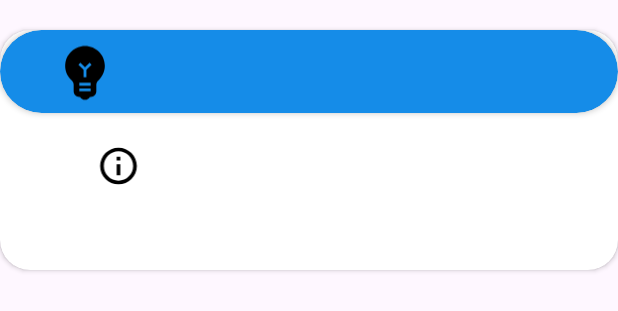
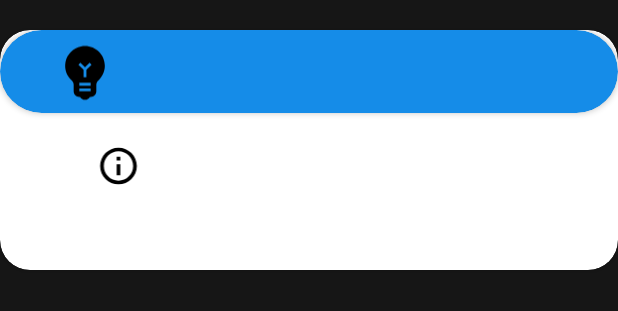
Before and after one commit to Soworage/PresentPal, an Android app: the layout fragment_event_tab_ideas_row.xml on its own in the app's theme, with its tools: preview values and no code run, on a phone screen of 412 x 824 dp. Shown: the top 311 px of the screen. Run offline under Robolectric (Android 15) with nearby library versions, the phone set to English and light mode, and no system bars.

Commit message:
Theme farben geändert

```diff
--- a/app/src/main/AndroidManifest.xml
+++ b/app/src/main/AndroidManifest.xml
@@ -22,7 +22,7 @@
             android:name=".view.EventActivity"
             android:exported="false" />
         <activity
-            android:name=".view.MainActivity"
+            android:name=".view.SplashScreenActivity"
             android:exported="true">
             <intent-filter>
                 <action android:name="android.intent.action.MAIN" />
@@ -37,8 +37,8 @@
             android:name=".view.PersonInsertActivity"
             android:exported="true" />
         <activity
-            android:name=".view.SplashScreenActivity"
-            android:exported="false" />
+            android:name=".view.MainActivity"
+            android:exported="true" />
         <activity
             android:name=".view.SettingsScreenActivity"
             android:exported="false" />
--- a/app/src/main/java/com/example/presentpal/db/dao/PresentIdeaDao.java
+++ b/app/src/main/java/com/example/presentpal/db/dao/PresentIdeaDao.java
@@ -35,7 +35,7 @@ public interface PresentIdeaDao {
     @Query("SELECT * FROM presentidea WHERE eventId = :eventId OR eventId isNull AND personId = :personId")
     LiveData<List<PresentIdea>> getPresentIdeasByEvent(int eventId, int personId);
 
-    @Query("SELECT pi.*, p.*  FROM presentIdea pi INNER JOIN person p ON pi.personId = p.id WHERE p.id = :personId AND pi.eventId is null OR pi.eventId = :eventId ORDER BY pi.eventId DESC")
+    @Query("SELECT pi.*, p.*  FROM presentIdea pi INNER JOIN person p ON pi.personId = p.id WHERE p.id = :personId AND pi.isPresent = 0 AND (pi.eventId is null OR pi.eventId = :eventId) ORDER BY pi.eventId DESC")
     List<PresentIdeaJoinPerson> getAllPresentIdeasWithPersonByPersonByEvent(int personId, int eventId);
 
     @Query("SELECT pi.*, p.*  FROM presentIdea pi INNER JOIN person p ON pi.personId = p.id WHERE p.id = :personId AND pi.eventId = :eventId AND pi.isPresent = 1 ORDER BY pi.title ASC")
--- a/app/src/main/java/com/example/presentpal/view/EventActivity.java
+++ b/app/src/main/java/com/example/presentpal/view/EventActivity.java
@@ -36,8 +36,7 @@ public class EventActivity extends AppCompatActivity {
         eventViewModel = new ViewModelProvider(this).get(EventViewModel.class);
 
         eventViewModel.event.setValue((Event) getIntent().getSerializableExtra("event"));
-
-
+        eventViewModel.getAllPresentIdeasAndPresents();
         activityEventBinding.setLifecycleOwner(this);
         activityEventBinding.setEventViewModel(eventViewModel);
 
@@ -56,7 +55,7 @@ public class EventActivity extends AppCompatActivity {
 
 
         eventViewModel.getReadyState().observe(this, readyState -> {
-
+            Log.d("EventActivity", "readyState: "+ readyState);
             if (readyState == 2 && eventViewModel.getAllPresentIdeas() != null && eventViewModel.getAllPresents() != null) {
 
                 List<PresentIdeaJoinPerson> presentIdeasWithPersonList = eventViewModel.getAllPresentIdeas().getValue();
--- a/app/src/main/java/com/example/presentpal/view/LoginScreenActivity.java
+++ b/app/src/main/java/com/example/presentpal/view/LoginScreenActivity.java
@@ -29,7 +29,7 @@ public class LoginScreenActivity extends AppCompatActivity {
 
             if (isPasswordCorrect != null && isPasswordCorrect > 0) {
 
-                Intent loginIntent = new Intent(this, CatergoryActivity.class);
+                Intent loginIntent = new Intent(this, MainActivity.class);
                 startActivity(loginIntent);
                 finish();
             } else {
--- a/app/src/main/java/com/example/presentpal/view/adapter/viewpager/EventViewPagerAdapter.java
+++ b/app/src/main/java/com/example/presentpal/view/adapter/viewpager/EventViewPagerAdapter.java
@@ -30,9 +30,9 @@ public class EventViewPagerAdapter extends FragmentStateAdapter {
 
         switch (position) {
             case 0:
-                //return EventTabIdeasFragment.newInstance(presentIdeasList);
+                return EventTabIdeasFragment.newInstance(presentIdeasList);
             case 1:
-               // return new EventTabPresentsFragment.newInstance(presentList);
+                return EventTabIdeasFragment.newInstance(presentList);
             case 2:
                 return new EventTabEditFragment();
             default:
--- a/app/src/main/java/com/example/presentpal/viewmodel/EventViewModel.java
+++ b/app/src/main/java/com/example/presentpal/viewmodel/EventViewModel.java
@@ -45,9 +45,11 @@ public class EventViewModel extends AndroidViewModel {
         return readyState;
     }
     public void getAllPresentIdeasAndPresents() {
+
         if(event.getValue() != null) {
             allPresentIdeas.setValue(presentIdeaRepository.getAllPresentIdeasWithPersonByPersonByEvent(event.getValue().personId, event.getValue().eid));
             allPresents.setValue(presentIdeaRepository.getAllPresentWithPersonByPersonByEvent(event.getValue().personId, event.getValue().eid));
         }
+        else{  Log.d("EventViewMode", "event is null!");}
     }
 }
--- a/app/src/main/res/layout/activity_main.xml
+++ b/app/src/main/res/layout/activity_main.xml
@@ -6,10 +6,12 @@
             name="mainActivityViewModel"
             type="com.example.presentpal.viewmodel.MainActivityViewModel" />
     </data>
+
     <androidx.constraintlayout.widget.ConstraintLayout
         android:layout_width="match_parent"
+        android:layout_height="match_parent"
         android:background="@color/darkGray"
-    android:layout_height="match_parent">
+        android:outlineProvider="paddedBounds">
 
         <TextView
             android:id="@+id/textView6"
@@ -46,6 +48,7 @@
             android:layout_height="563dp"
             android:layout_marginStart="16dp"
             android:layout_marginEnd="16dp"
+            android:outlineProvider="background"
             app:cardBackgroundColor="@color/darkGray"
             app:cardCornerRadius="25dp"
             app:layout_constraintBottom_toBottomOf="parent"
--- a/app/src/main/res/layout/fragment_event_tab_ideas_row.xml
+++ b/app/src/main/res/layout/fragment_event_tab_ideas_row.xml
@@ -64,7 +64,7 @@
                             android:id="@+id/event_ideas_row_title"
                             android:layout_width="wrap_content"
                             android:layout_height="wrap_content"
-                            android:text=""
+                            android:text="@{PresentIdeaJoinPerson.presentIdea.title}"
                             app:layout_constraintBottom_toBottomOf="parent"
                             app:layout_constraintEnd_toEndOf="parent"
                             app:layout_constraintHorizontal_bias="0.286"
@@ -116,7 +116,7 @@
                     android:id="@+id/event_ideas_row_details"
                     android:layout_width="wrap_content"
                     android:layout_height="wrap_content"
-                    android:text=""
+                    android:text="@{PresentIdeaJoinPerson.presentIdea.description}"
                     app:layout_constraintBottom_toBottomOf="parent"
                     app:layout_constraintEnd_toEndOf="parent"
                     app:layout_constraintHorizontal_bias="0.328"
@@ -129,7 +129,7 @@
                     android:id="@+id/event_ideas_row_price"
                     android:layout_width="wrap_content"
                     android:layout_height="wrap_content"
-                    android:text=""
+                    android:text="@{String.valueOf(PresentIdeaJoinPerson.presentIdea.price)}"
                     app:layout_constraintBottom_toBottomOf="parent"
                     app:layout_constraintEnd_toEndOf="parent"
                     app:layout_constraintHorizontal_bias="0.349"
--- a/app/src/main/res/values-night/themes.xml
+++ b/app/src/main/res/values-night/themes.xml
@@ -2,6 +2,7 @@
     <!-- Base application theme. -->
     <style name="Base.Theme.PresentPal" parent="Theme.Material3.DayNight.NoActionBar">
         <!-- Customize your dark theme here. -->
-        <!-- <item name="colorPrimary">@color/my_dark_primary</item> -->
+        <item name="colorPrimary">@color/blueButton</item>
+        <item name="android:windowBackground">@color/darkGray</item>
     </style>
 </resources>
--- a/app/src/main/res/values/themes.xml
+++ b/app/src/main/res/values/themes.xml
@@ -2,7 +2,8 @@
     <!-- Base application theme. -->
     <style name="Base.Theme.PresentPal" parent="Theme.Material3.DayNight.NoActionBar">
         <!-- Customize your light theme here. -->
-        <!-- <item name="colorPrimary">@color/my_light_primary</item> -->
+        <item name="colorPrimary">@color/blueButton</item>
+        <item name="android:windowBackground">@color/darkGray</item>
     </style>
 
     <style name="Theme.PresentPal" parent="Base.Theme.PresentPal" />
```
Also changed, not shown: app/src/main/java/com/example/presentpal/model/EventRepository.java (+0 -9 lines), app/src/main/java/com/example/presentpal/model/PresentIdeaRepository.java (+47 -7 lines), app/src/main/java/com/example/presentpal/view/fragment/EventTabIdeasFragment.java (+27 -14 lines). Lines whose indentation alone changed are shown as unchanged.
